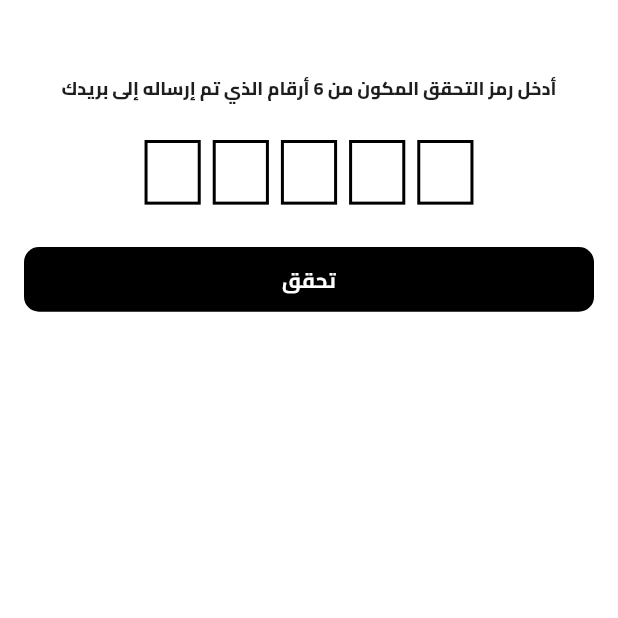
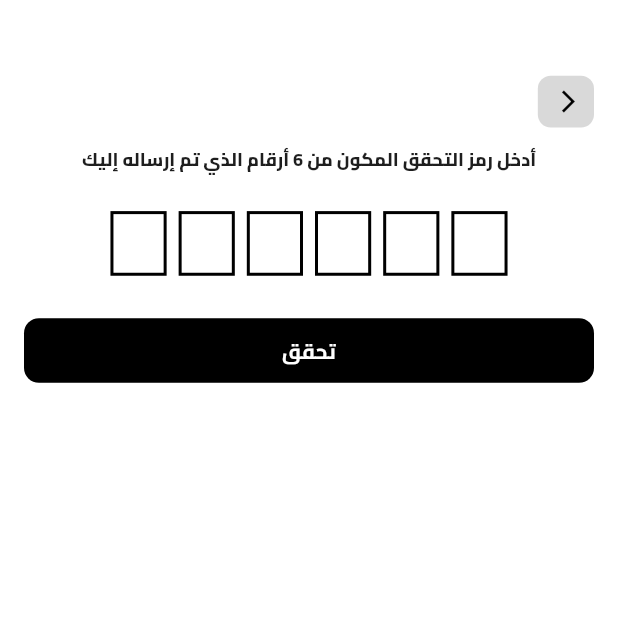
Before and after one commit to M-Fawzy2004/TravelApp, a Flutter app: the OtpVerificationView screen opened by its route, on a phone screen of 412 x 824 dp, the top half of it. Run offline on Flutter 3.47's test engine with Material 3 defaults, Android fonts, the phone set to English and light mode, and no system bars; drawn by our look-alikes of pin_code_text_field; our stand-ins replace another_flushbar, country_picker, device_preview, firebase_core, flutter_bloc, flutter_screenutil and 1 more; accounts and stored records are empty.

Commit message:
feat : add type user and edit design app

```diff
--- a/lib/core/helper/app_router.dart
+++ b/lib/core/helper/app_router.dart
@@ -1,14 +1,18 @@
 import 'package:flutter/material.dart';
 import 'package:go_router/go_router.dart';
+import 'package:travel_app/feature/home/presentation/view/home_view.dart';
 import 'package:travel_app/feature/login/presentation/view/login_view.dart';
 import 'package:travel_app/feature/login/presentation/view/login_with_email_view.dart';
 import 'package:travel_app/feature/login/presentation/view/otp_verification_view.dart';
 import 'package:travel_app/feature/onboarding/onboarding_view.dart';
+import 'package:travel_app/feature/user_profile/view/user_profile.dart';
 
 abstract class AppRouter {
   static const loginView = '/loginView';
   static const loginwithEmail = '/loginwithEmail';
   static const otpVerf = '/otpVerf';
+  static const homeView = '/homeView';
+  static const userProfile = '/userProfile';
   static var router = GoRouter(
     routes: [
       GoRoute(
@@ -35,6 +39,18 @@ abstract class AppRouter {
           return const OtpVerificationView();
         },
       ),
+      GoRoute(
+        path: homeView,
+        builder: (BuildContext context, GoRouterState state) {
+          return const HomeView();
+        },
+      ),
+      GoRoute(
+        path: userProfile,
+        builder: (BuildContext context, GoRouterState state) {
+          return const UserProfile();
+        },
+      ),
     ],
   );
 }
--- a/lib/core/widget/icon_back.dart
+++ b/lib/core/widget/icon_back.dart
@@ -1,7 +1,7 @@
 import 'package:flutter/material.dart';
+import 'package:flutter_screenutil/flutter_screenutil.dart';
 import 'package:travel_app/core/helper/extension.dart';
 import 'package:travel_app/core/theme/app_color.dart';
-
 
 class IconBack extends StatelessWidget {
   const IconBack({super.key});
@@ -9,16 +9,20 @@ class IconBack extends StatelessWidget {
   @override
   Widget build(BuildContext context) {
     return Container(
+      height: 40.h,
+      width: 40.w,
       decoration: BoxDecoration(
-        borderRadius: BorderRadius.circular(15),
+        borderRadius: BorderRadius.circular(10.r),
         color: AppColors.lightGrey,
       ),
-      child: FittedBox(
+      child: Padding(
+        padding: EdgeInsets.symmetric(horizontal: 5.w),
         child: IconButton(
           onPressed: () {
             context.pop();
           },
           icon: Icon(
+            size: 18,
             Icons.arrow_back_ios,
             color: AppColors.black,
           ),
--- a/lib/feature/login/presentation/view/otp_verification_view.dart
+++ b/lib/feature/login/presentation/view/otp_verification_view.dart
@@ -1,9 +1,5 @@
 import 'package:flutter/material.dart';
-import 'package:flutter_screenutil/flutter_screenutil.dart';
-import 'package:pin_code_text_field/pin_code_text_field.dart';
-import 'package:travel_app/core/helper/spacing.dart';
-import 'package:travel_app/core/theme/styles.dart';
-import 'package:travel_app/core/widget/custom_button.dart';
+import 'package:travel_app/feature/login/presentation/view/widget/otp_verification_view_body.dart';
 
 class OtpVerificationView extends StatelessWidget {
   const OtpVerificationView({super.key});
@@ -11,55 +7,7 @@ class OtpVerificationView extends StatelessWidget {
   @override
   Widget build(BuildContext context) {
     return Scaffold(
-      body: Padding(
-        padding: const EdgeInsets.all(16.0),
-        child: Column(
-          children: [
-            heightBox(40),
-            Text(
-              "أدخل رمز التحقق المكون من 6 أرقام الذي تم إرساله إلى بريدك",
-              style: Styles.font14DarkGreyExtraBold,
-              textAlign: TextAlign.center,
-            ),
-            heightBox(30),
-            PinCodeTextField(
-              // controller: controller,
-
-              maxLength: 5,
-              maskCharacter: "*",
-              // onTextChanged: (text) {
-              //   setState(() {
-              //     hasError = false;
-              //   });
-              // },
-              // onDone: (text) {
-              //   print("DONE $text");
-              //   print("DONE CONTROLLER ${controller.text}");
-              // },
-              pinBoxWidth: 40.w,
-              pinBoxHeight: 50.h,
-              wrapAlignment: WrapAlignment.spaceAround,
-              pinBoxDecoration:
-                  ProvidedPinBoxDecoration.defaultPinBoxDecoration,
-              pinTextStyle: TextStyle(fontSize: 22.sp),
-              pinTextAnimatedSwitcherTransition:
-                  ProvidedPinBoxTextAnimation.scalingTransition,
-              pinTextAnimatedSwitcherDuration: Duration(milliseconds: 300),
-              highlightAnimationBeginColor: Colors.black,
-              highlightAnimationEndColor: Colors.white12,
-              keyboardType: TextInputType.number,
-            ),
-            heightBox(30),
-            CustomButton(
-              buttonText: "تحقق",
-              onPressed: () {
-                // تحقق من الكود هنا
-              },
-              textStyle: Styles.font16WhiteBold,
-            ),
-          ],
-        ),
-      ),
+      body: OtpVerificationViewBody(),
     );
   }
 }
--- a/lib/feature/login/presentation/view/widget/login_form.dart
+++ b/lib/feature/login/presentation/view/widget/login_form.dart
@@ -1,5 +1,6 @@
 import 'package:flutter/material.dart';
 import 'package:country_picker/country_picker.dart';
+import 'package:flutter_screenutil/flutter_screenutil.dart';
 import 'package:go_router/go_router.dart';
 import 'package:travel_app/core/helper/app_router.dart';
 import 'package:travel_app/core/helper/spacing.dart';
@@ -52,6 +53,7 @@ class _LoginFormState extends State<LoginForm> {
         showPhoneCode: true,
         countryListTheme: CountryListThemeData(
           borderRadius: BorderRadius.circular(15),
+          bottomSheetHeight: 500.h,
         ),
         onSelect: (Country country) {
           setState(() {
--- /dev/null
+++ b/lib/feature/login/presentation/view/widget/otp_verification_view_body.dart
@@ -0,0 +1,60 @@
+import 'package:flutter/material.dart';
+import 'package:flutter_screenutil/flutter_screenutil.dart';
+import 'package:pin_code_text_field/pin_code_text_field.dart';
+import 'package:travel_app/core/helper/spacing.dart';
+import 'package:travel_app/core/theme/styles.dart';
+import 'package:travel_app/core/widget/custom_button.dart';
+import 'package:travel_app/core/widget/icon_back.dart';
+
+class OtpVerificationViewBody extends StatelessWidget {
+  const OtpVerificationViewBody({super.key});
+
+  @override
+  Widget build(BuildContext context) {
+    return Scaffold(
+      body: Padding(
+        padding: const EdgeInsets.all(16.0),
+        child: Column(
+          children: [
+            heightBox(40),
+            Align(
+              alignment: Alignment.topRight,
+              child: IconBack(),
+            ),
+            heightBox(15),
+            Text(
+              "أدخل رمز التحقق المكون من 6 أرقام الذي تم إرساله إليك ",
+              style: Styles.font14DarkGreyExtraBold,
+              textAlign: TextAlign.center,
+            ),
+            heightBox(30),
+            PinCodeTextField(
+              maxLength: 6,
+              maskCharacter: "*",
+              pinBoxWidth: 40.w,
+              pinBoxHeight: 50.h,
+              wrapAlignment: WrapAlignment.spaceAround,
+              pinBoxDecoration:
+                  ProvidedPinBoxDecoration.defaultPinBoxDecoration,
+              pinTextStyle: TextStyle(fontSize: 22.sp),
+              pinTextAnimatedSwitcherTransition:
+                  ProvidedPinBoxTextAnimation.scalingTransition,
+              pinTextAnimatedSwitcherDuration: Duration(milliseconds: 300),
+              highlightAnimationBeginColor: Colors.black,
+              highlightAnimationEndColor: Colors.white12,
+              keyboardType: TextInputType.number,
+            ),
+            heightBox(30),
+            CustomButton(
+              buttonText: "تحقق",
+              onPressed: () {
+                // تحقق من الكود هنا
+              },
+              textStyle: Styles.font16WhiteBold,
+            ),
+          ],
+        ),
+      ),
+    );
+  }
+}
--- a/pubspec.yaml
+++ b/pubspec.yaml
@@ -44,7 +44,6 @@ dependencies:
   pin_code_text_field: ^1.8.0
   google_sign_in: ^6.3.0
   firebase_core: ^3.13.0
-  libphonenumber: ^2.0.1
   flutter_localizations:
     sdk: flutter
   firebase_auth: ^5.5.2
```
Also changed, not shown: lib/core/utils/custom_input_decoration.dart (added, +37 -0 lines), lib/feature/home/presentation/view/home_view.dart (added, +13 -0 lines), lib/feature/home/presentation/view/widget/home_view_body.dart (added, +10 -0 lines), lib/feature/login/presentation/view/login_with_email_view.dart (+3 -39 lines), lib/feature/login/presentation/view/widget/login_with_view_body.dart (added, +54 -0 lines), lib/feature/user_profile/view/user_profile.dart (added, +18 -0 lines), lib/feature/user_profile/view/widget/role_dropdown_text_field.dart (added, +98 -0 lines), lib/feature/user_profile/view/widget/user_profile_body.dart (added, +62 -0 lines), pubspec.lock.
